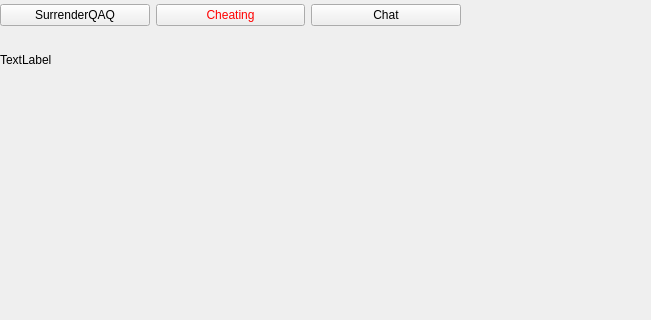
First picture: the form in NoGo-Task1-2.0/mainwindow.ui, repository SakuraMarble/Team9_Final, before the edit; both pictures show x 0 to 651 and y 0 to 320 of the 800 by 600 pixel window.
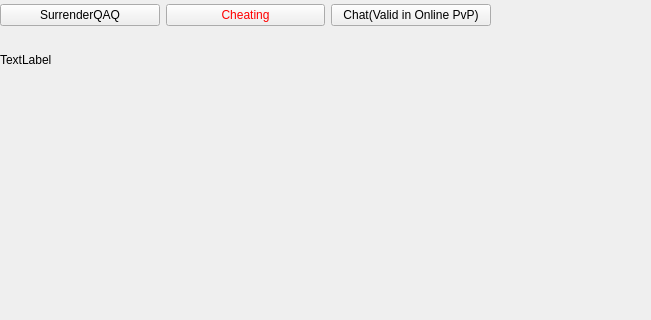
Second picture: the form after the edit.

Commit message: 优化窗口逻辑，增加leaveop

```diff
--- a/NoGo-Task1-2.0/mainwindow.ui
+++ b/NoGo-Task1-2.0/mainwindow.ui
@@ -70,7 +70,7 @@
      <rect>
       <x>0</x>
       <y>0</y>
-      <width>461</width>
+      <width>491</width>
       <height>31</height>
      </rect>
     </property>
@@ -95,7 +95,7 @@
      <item>
       <widget class="QPushButton" name="Chat">
        <property name="text">
-        <string>Chat</string>
+        <string>Chat(Valid in Online PvP)</string>
        </property>
       </widget>
      </item>
```
The commit also changes 4 other files.
